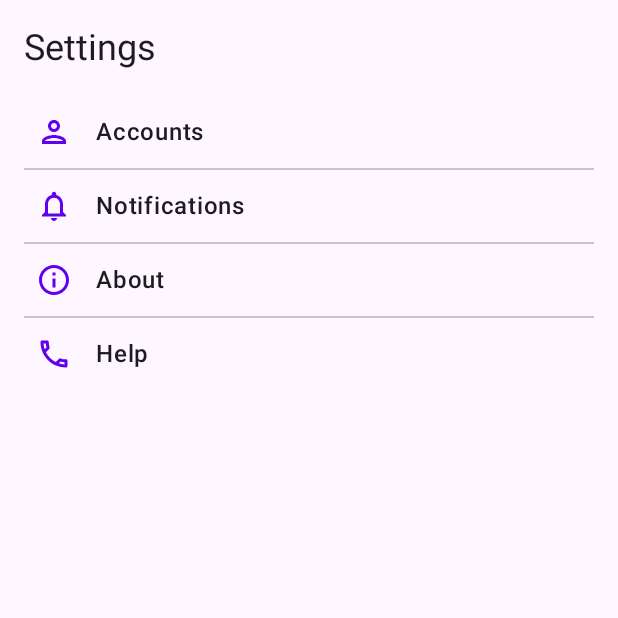
After one commit to abhishekdongle/NewsArticlesApp, an Android app built with Jetpack Compose: the composable SettingsScreen shown on its own in the app's theme, on a phone screen of 412 x 824 dp, the top half of it. The commit adds this screen. Run offline under Robolectric (Android 15) with nearby library versions, the phone set to English and light mode, and no system bars.

Commit message:
dev: created settings screen and added MoreVert option in Article screen toolbar

```diff
--- a/androidApp/src/main/java/com/abhishek/dongle/newsarticlesapp/android/screens/ArticlesScreen.kt
+++ b/androidApp/src/main/java/com/abhishek/dongle/newsarticlesapp/android/screens/ArticlesScreen.kt
@@ -10,13 +10,22 @@ import androidx.compose.foundation.layout.padding
 import androidx.compose.foundation.layout.width
 import androidx.compose.foundation.lazy.LazyColumn
 import androidx.compose.foundation.lazy.items
+import androidx.compose.material.icons.Icons
+import androidx.compose.material.icons.outlined.MoreVert
 import androidx.compose.material3.CircularProgressIndicator
+import androidx.compose.material3.DropdownMenu
 import androidx.compose.material3.ExperimentalMaterial3Api
+import androidx.compose.material3.Icon
+import androidx.compose.material3.IconButton
 import androidx.compose.material3.MaterialTheme
 import androidx.compose.material3.Text
 import androidx.compose.material3.TopAppBar
 import androidx.compose.runtime.Composable
 import androidx.compose.runtime.collectAsState
+import androidx.compose.runtime.getValue
+import androidx.compose.runtime.mutableStateOf
+import androidx.compose.runtime.remember
+import androidx.compose.runtime.setValue
 import androidx.compose.ui.Alignment
 import androidx.compose.ui.Modifier
 import androidx.compose.ui.graphics.Color
@@ -45,8 +54,25 @@ fun ArticlesScreen(articleViewModel: ArticlesViewModel) {
 @OptIn(ExperimentalMaterial3Api::class)
 @Composable
 private fun AppBar() {
+    var expanded by remember { mutableStateOf(false) }
+
     TopAppBar(
-        title = { Text(text = "Articles") }
+        title = { Text(text = "Articles") },
+        actions = {
+            IconButton(onClick = { expanded = true }) {
+                Icon(
+                    imageVector = Icons.Outlined.MoreVert,
+                    contentDescription = "Setting Button"
+                )
+            }
+            DropdownMenu(
+                expanded = expanded,
+                onDismissRequest = { expanded = false }
+            ) {
+                Text(text = "Setting", modifier = Modifier.padding(4.dp))
+                Text(text = "Logout", modifier = Modifier.padding(4.dp))
+            }
+        }
     )
 }
 
--- /dev/null
+++ b/androidApp/src/main/java/com/abhishek/dongle/newsarticlesapp/android/screens/SettingsScreen.kt
@@ -0,0 +1,72 @@
+package com.abhishek.dongle.newsarticlesapp.android.screens
+
+import androidx.compose.foundation.clickable
+import androidx.compose.foundation.layout.Column
+import androidx.compose.foundation.layout.Row
+import androidx.compose.foundation.layout.Spacer
+import androidx.compose.foundation.layout.fillMaxSize
+import androidx.compose.foundation.layout.fillMaxWidth
+import androidx.compose.foundation.layout.padding
+import androidx.compose.foundation.layout.size
+import androidx.compose.foundation.layout.width
+import androidx.compose.material.icons.Icons
+import androidx.compose.material.icons.outlined.Call
+import androidx.compose.material.icons.outlined.Info
+import androidx.compose.material.icons.outlined.Notifications
+import androidx.compose.material.icons.outlined.Person
+import androidx.compose.material3.Divider
+import androidx.compose.material3.Icon
+import androidx.compose.material3.MaterialTheme
+import androidx.compose.material3.Text
+import androidx.compose.runtime.Composable
+import androidx.compose.ui.Alignment
+import androidx.compose.ui.Modifier
+import androidx.compose.ui.graphics.vector.ImageVector
+import androidx.compose.ui.text.font.FontWeight
+import androidx.compose.ui.unit.dp
+
+@Composable
+fun SettingsScreen() {
+    Column(
+        modifier = Modifier
+            .fillMaxSize()
+            .padding(16.dp)
+    ) {
+        Text(
+            text = "Settings",
+            style = MaterialTheme.typography.headlineSmall,
+            modifier = Modifier.padding(bottom = 16.dp)
+        )
+
+        SettingItem(title = "Accounts", icon = Icons.Outlined.Person)
+        Divider()
+        SettingItem(title = "Notifications", icon = Icons.Outlined.Notifications)
+        Divider()
+        SettingItem(title = "About", icon = Icons.Outlined.Info)
+        Divider()
+        SettingItem(title = "Help", icon = Icons.Outlined.Call)
+    }
+}
+
+@Composable
+fun SettingItem(title: String, icon: ImageVector) {
+    Row(
+        modifier = Modifier
+            .fillMaxWidth()
+            .clickable { }
+            .padding(vertical = 12.dp, horizontal = 8.dp),
+        verticalAlignment = Alignment.CenterVertically
+    ) {
+        Icon(
+            imageVector = icon,
+            contentDescription = title,
+            modifier = Modifier.size(24.dp),
+            tint = MaterialTheme.colorScheme.primary
+        )
+        Spacer(modifier = Modifier.width(16.dp))
+        Text(
+            text = title,
+            style = MaterialTheme.typography.bodyLarge.copy(fontWeight = FontWeight.Medium)
+        )
+    }
+}
```
